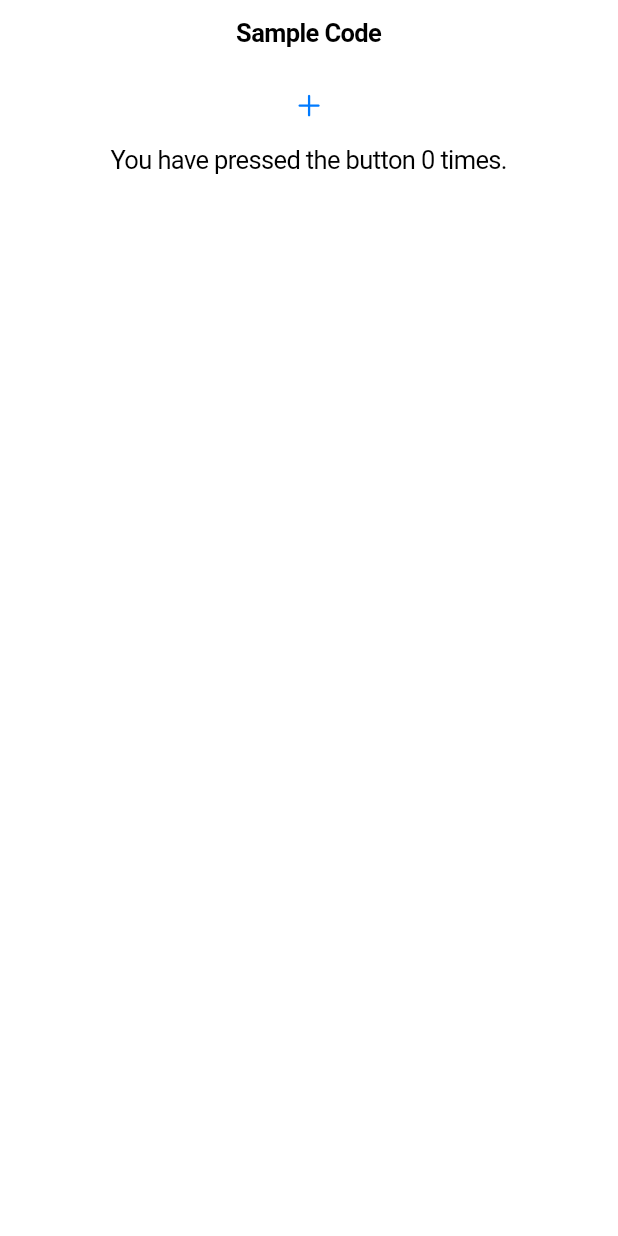
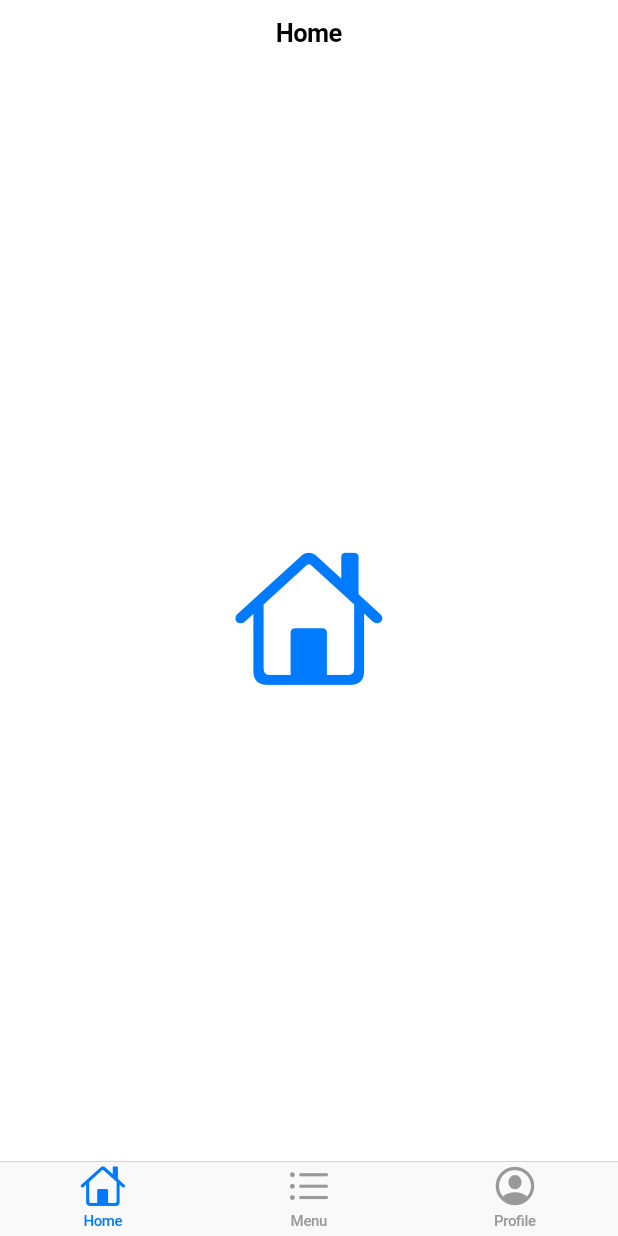
Before and after one commit to kkIIun/flutter_study, a Flutter app: the screen it shows after launch, on a phone screen of 412 x 824 dp. Run offline on Flutter 3.47's test engine with Material 2 defaults, Android fonts, the phone set to English and light mode, and no system bars; missing offline and left inert: dart:html.

Commit message:
cupertinoTabBar

```diff
--- a/lib/mymainpage.dart
+++ b/lib/mymainpage.dart
@@ -8,37 +8,79 @@ class MyStatefulWidget extends StatefulWidget {
   _MystatefulWidget createState() => _MystatefulWidget();
 }
 
+class _TabInfo {
+  const _TabInfo(this.title, this.icon);
+
+  final String title;
+  final IconData icon;
+}
+
 class _MystatefulWidget extends State<MyStatefulWidget> {
-  int _count = 0;
-  final GlobalKey _key = GlobalKey();
+  @override
+  Widget build(BuildContext context) {
+    final _tabInfo = [
+      _TabInfo(
+        "Home",
+        CupertinoIcons.home,
+      ),
+      _TabInfo(
+        "Menu",
+        CupertinoIcons.list_bullet,
+      ),
+      _TabInfo(
+        "Profile",
+        CupertinoIcons.profile_circled,
+      ),
+    ];
+    return DefaultTextStyle(
+      style: CupertinoTheme.of(context).textTheme.textStyle,
+      child: CupertinoTabScaffold(
+        restorationId: 'cupertino_tab_scaffold',
+        tabBuilder: (context, index) {
+          return CupertinoTabView(
+            restorationScopeId: 'cupertino_tab_scaffold',
+            builder: (context) => _CupertinoTab(
+              title: _tabInfo[index].title,
+              icon: _tabInfo[index].icon,
+            ),
+            defaultTitle: _tabInfo[index].title,
+          );
+        },
+        tabBar: CupertinoTabBar(
+          items: <BottomNavigationBarItem>[
+            for (final tabInfo in _tabInfo)
+              BottomNavigationBarItem(
+                label: tabInfo.title,
+                icon: Icon(tabInfo.icon),
+              ),
+          ],
+        ),
+      ),
+    );
+  }
+}
 
-  _getSizes() {
-    RenderObject? renderBox = _key.currentContext.findRenderObject();
-    final size = renderBox.size;
-    return size;
-  }
+class _CupertinoTab extends StatelessWidget {
+  const _CupertinoTab({
+    Key? key,
+    required this.title,
+    required this.icon,
+  }) : super(key: key);
+
+  final String title;
+  final IconData icon;
 
   @override
   Widget build(BuildContext context) {
     return CupertinoPageScaffold(
-      navigationBar: const CupertinoNavigationBar(
-        middle: Text('Sample Code'),
-      ),
-      child: ListView(
-        children: <Widget>[
-          CupertinoButton(
-            key: _key,
-            onPressed: () => setState(() => _count++),
-            child: const Icon(CupertinoIcons.add),
-          ),
-          Container(
-            child: Center(
-                child: Text('You have pressed the button $_count times.')),
-            color: Colors.white,
-            width: MediaQuery.of(context).size.width,
-            height: MediaQuery.of(context).size.height - ,
-          ),
-        ],
+      navigationBar: const CupertinoNavigationBar(),
+      backgroundColor: CupertinoColors.systemBackground,
+      child: Center(
+        child: Icon(
+          icon,
+          semanticLabel: title,
+          size: 100,
+        ),
       ),
     );
   }
```
